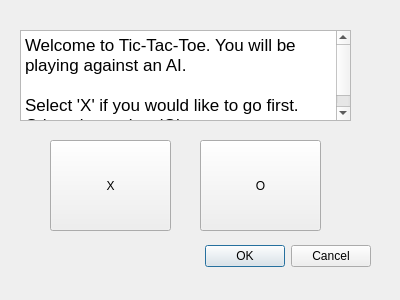
Jyang772/Ultimate-Tic-Tac-Toe, file dialog.ui: the form before one commit.
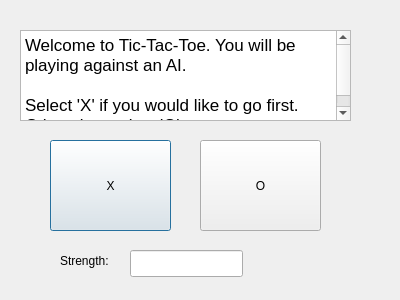
The form after the commit.

Patch:
```diff
--- a/dialog.ui
+++ b/dialog.ui
@@ -13,22 +13,6 @@
   <property name="windowTitle">
    <string>Dialog</string>
   </property>
-  <widget class="QDialogButtonBox" name="buttonBox">
-   <property name="geometry">
-    <rect>
-     <x>30</x>
-     <y>240</y>
-     <width>341</width>
-     <height>32</height>
-    </rect>
-   </property>
-   <property name="orientation">
-    <enum>Qt::Horizontal</enum>
-   </property>
-   <property name="standardButtons">
-    <set>QDialogButtonBox::Cancel|QDialogButtonBox::Ok</set>
-   </property>
-  </widget>
   <widget class="QTextBrowser" name="textBrowser">
    <property name="geometry">
     <rect>
@@ -74,6 +58,29 @@
     <string>O</string>
    </property>
   </widget>
+  <widget class="QLineEdit" name="lineEdit">
+   <property name="geometry">
+    <rect>
+     <x>130</x>
+     <y>250</y>
+     <width>113</width>
+     <height>27</height>
+    </rect>
+   </property>
+  </widget>
+  <widget class="QLabel" name="label">
+   <property name="geometry">
+    <rect>
+     <x>60</x>
+     <y>240</y>
+     <width>67</width>
+     <height>41</height>
+    </rect>
+   </property>
+   <property name="text">
+    <string>Strength:</string>
+   </property>
+  </widget>
  </widget>
  <resources/>
  <connections>
```
Left out of the diff: 35 changed lines with no effect on the pictures.
